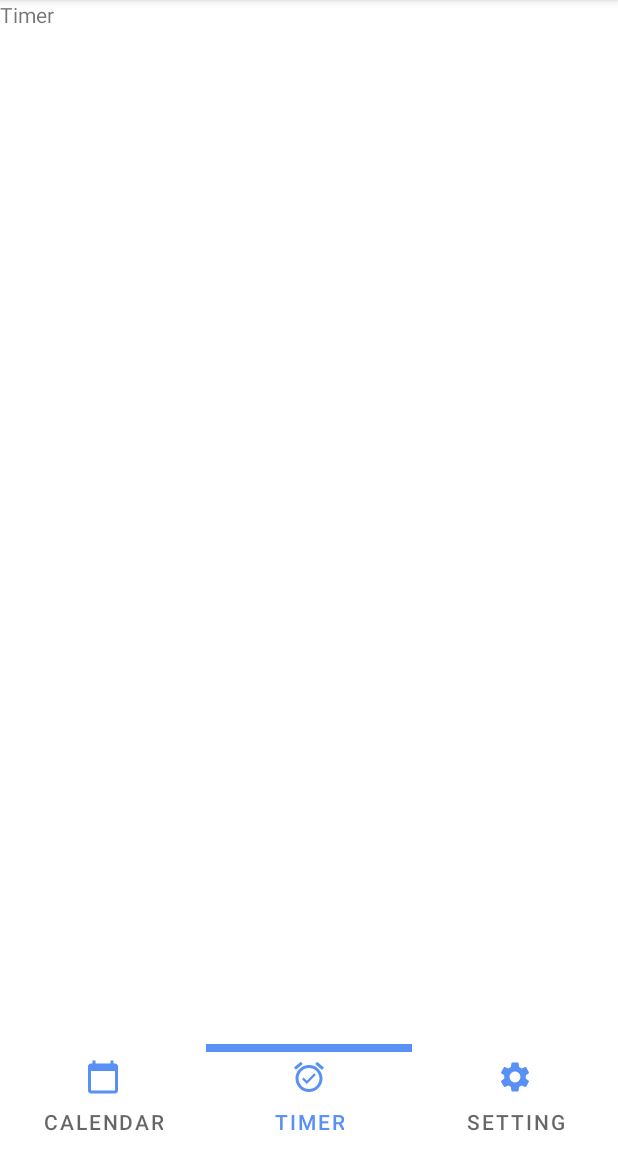
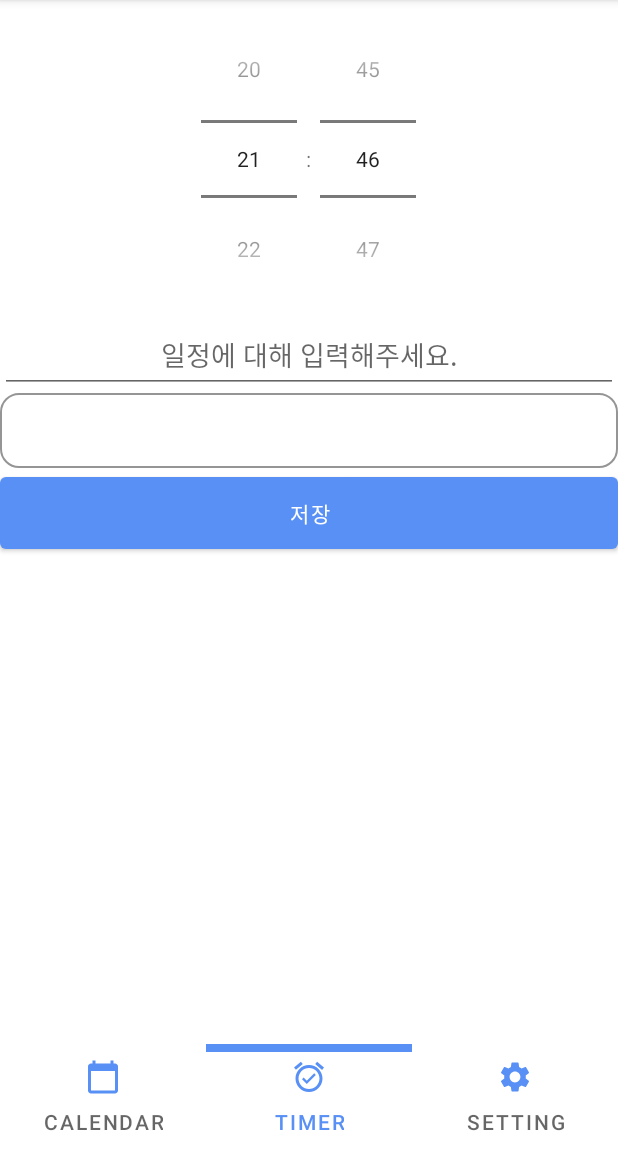
Before and after one commit to dummest/life_partner, an Android app: the screen it shows after launch (MainActivity), item 2 of the bottom bar chosen, on a phone screen of 412 x 824 dp, the part 84-1236 px from its top. Run offline under Robolectric (Android 15) with nearby library versions, the phone set to English and light mode, and no system bars; libraries missing offline, so code that uses them is left out: com.prolificinteractive.materialcalendarview; 5 statements that could not run were skipped.

Commit message:
add timer and calendar double click
should fix selectedDate before currentDate event,
and timePicker am/pm auto set

```diff
--- a/app/src/main/java/com/example/life_partner/calendar.java
+++ b/app/src/main/java/com/example/life_partner/calendar.java
@@ -19,11 +19,14 @@ import com.prolificinteractive.materialcalendarview.CalendarDay;
 import com.prolificinteractive.materialcalendarview.MaterialCalendarView;
 import com.prolificinteractive.materialcalendarview.OnDateSelectedListener;
 
+import java.util.Calendar;
+
 
 public class calendar extends Fragment {
 
     MaterialCalendarView mcv;
     private final OneDayDecorator oneDayDecorator = new OneDayDecorator();
+    CalendarDay selectedDay = null;
 
     @Override
     public void onCreate(Bundle savedInstanceState) {
@@ -45,15 +48,26 @@ public class calendar extends Fragment {
 
         mcv.addDecorators(new SaturdayDecorator(), new SundayDecorator(), oneDayDecorator);
 
+
+
         mcv.setOnDateChangedListener(new OnDateSelectedListener() {
             @Override
             public void onDateSelected(@NonNull MaterialCalendarView widget, @NonNull CalendarDay date, boolean selected) {
-                Intent intent = new Intent(widget.getContext(), Schedule_popup.class);
-                intent.putExtra("selected_year", mcv.getSelectedDate().getYear());
-                intent.putExtra("selected_month", mcv.getSelectedDate().getMonth());
-                intent.putExtra("selected_day", mcv.getSelectedDate().getDay());
-                startActivityForResult(intent, 1);
+                Intent intent;
+                if(selectedDay == null || selectedDay != date) {
+                    selectedDay = date;
+
+                }
+                //선택된 날을 한번 더 클릭시
+                else {
+                    intent = new Intent(widget.getContext(), Schedule_popup.class);
+                    intent.putExtra("selected_year", mcv.getSelectedDate().getYear());
+                    intent.putExtra("selected_month", mcv.getSelectedDate().getMonth());
+                    intent.putExtra("selected_day", mcv.getSelectedDate().getDay());
+                    startActivityForResult(intent, 1);
+                }
             }
+
         });
         return view;
     }
@@ -77,7 +91,7 @@ public class calendar extends Fragment {
                 result += "마다 ";
             } else {
                 year = data.getIntExtra("saved_year", 2000);
-                month = data.getIntExtra("saved_month", 0);
+                month = data.getIntExtra("saved_month", 0)+1;
                 day = data.getIntExtra("saved_day", 1);
                 result += Integer.toString(year) + "년 ";
                 result += Integer.toString(month) + "월 ";
--- a/app/src/main/java/com/example/life_partner/timer.java
+++ b/app/src/main/java/com/example/life_partner/timer.java
@@ -4,21 +4,70 @@ import android.os.Bundle;
 
 import androidx.fragment.app.Fragment;
 
+import android.util.Log;
 import android.view.LayoutInflater;
 import android.view.View;
 import android.view.ViewGroup;
+import android.widget.Button;
+import android.widget.EditText;
+import android.widget.TextView;
+import android.widget.TimePicker;
+import android.widget.Toast;
+
+import java.text.SimpleDateFormat;
+import java.time.LocalDate;
+import java.util.Calendar;
+import java.util.Date;
 
 
 public class timer extends Fragment {
 
     public timer() {
-        // Required empty public constructor
+
     }
 
     @Override
     public View onCreateView(LayoutInflater inflater, ViewGroup container,
                              Bundle savedInstanceState) {
-        // Inflate the layout for this fragment
-        return inflater.inflate(R.layout.fragment_timer, container, false);
+        View view = inflater.inflate(R.layout.fragment_timer, container, false);
+
+        TimePicker tp = view.findViewById(R.id.timer_selector);
+        Button btn = view.findViewById(R.id.timer_btn_save);
+        EditText et = view.findViewById(R.id.timer_schedule_description);
+        TextView tv = view.findViewById(R.id.timer_show_plan);
+
+
+        tp.setIs24HourView(true);
+        tp.setOnTimeChangedListener(new TimePicker.OnTimeChangedListener() {
+            @Override
+            public void onTimeChanged(TimePicker timePicker, int i, int i1) {
+                Date date = new Date();
+                Calendar cal = Calendar.getInstance();
+
+                cal.setTime(date);
+                cal.add(Calendar.HOUR, timePicker.getHour());
+                cal.add(Calendar.MINUTE, timePicker.getMinute());
+                int year = cal.get(Calendar.YEAR);
+                int month = cal.get(Calendar.MONTH);
+                int day = cal.get(Calendar.DAY_OF_MONTH);
+                int hour = cal.get(Calendar.HOUR);
+                int minute = cal.get(Calendar.MINUTE);
+                String t = "" + year + "년 " + (month + 1) + "월 " + day + "일 " + hour + "시 " + minute + "분";
+                tv.setText(t + "에 알람이 울립니다");
+
+
+            }
+        });
+
+        btn.setOnClickListener(new View.OnClickListener() {
+
+            @Override
+            public void onClick(View view) {
+                Toast.makeText(getContext(), tp.getHour() + "시간 " + tp.getMinute() + "분 뒤에 알람이 울립니다", Toast.LENGTH_LONG);
+            }
+        });
+
+        return view;
+
     }
 }
--- a/app/src/main/res/layout/activity_main.xml
+++ b/app/src/main/res/layout/activity_main.xml
@@ -28,7 +28,7 @@
             app:tabSelectedTextColor="@color/bright_blue"
             app:tabIndicatorGravity="top"
             app:tabIndicatorHeight="5dp"
-            app:tabRippleColor="@color/bright_blue">
+            app:tabRippleColor="@color/light_red">
 
             <com.google.android.material.tabs.TabItem
                 android:id="@+id/calendar_tab"
--- a/app/src/main/res/layout/fragment_timer.xml
+++ b/app/src/main/res/layout/fragment_timer.xml
@@ -3,12 +3,52 @@
     xmlns:tools="http://schemas.android.com/tools"
     android:layout_width="match_parent"
     android:layout_height="match_parent"
-    tools:context=".timer">
+    tools:context=".timer"
+    android:orientation="vertical">
+
+        <LinearLayout
+            android:layout_width="match_parent"
+            android:layout_height="match_parent"
+            android:orientation="vertical">
+
+            <TimePicker
+                android:id="@+id/timer_selector"
+                android:layout_width="match_parent"
+                android:layout_height="wrap_content"
+                android:timePickerMode="spinner"
+                android:layout_gravity="center">
+            </TimePicker>
+
+            <EditText
+                android:id="@+id/timer_schedule_description"
+                android:layout_width="match_parent"
+                android:layout_height="50dp"
+                android:hint="일정에 대해 입력해주세요."
+                android:importantForAutofill="no"
+                android:inputType="text"
+                android:gravity="center"
+                android:textAlignment="center">
+            </EditText>
+
+            <TextView
+                android:id="@+id/timer_show_plan"
+                android:layout_width="match_parent"
+                android:layout_height="50dp"
+                android:background="@drawable/round_border">
+            </TextView>
+
+            <Button
+                android:layout_width="match_parent"
+                android:layout_height="60dp"
+                android:id="@+id/timer_btn_save"
+                android:text="저장"
+                android:layout_gravity="bottom">
+            </Button>
+        </LinearLayout>
 
 
-    <TextView
-        android:layout_width="match_parent"
-        android:layout_height="match_parent"
-        android:text="@string/timer" />
+
+
+
 
 </FrameLayout>
--- a/app/src/main/res/values/colors.xml
+++ b/app/src/main/res/values/colors.xml
@@ -11,6 +11,7 @@
     <color name="colorPrimaryDark">#00574B</color>
     <color name="colorAccent">#D81B60</color>
     <color name="red">#FF0000</color>
+    <color name="light_red">#77FF0000</color>
     <color name="gray">#FF555555</color>
     <color name="light_gray">#959595</color>
     <color name="grape_fruit">#E88776</color>
```
Also changed, not shown: app/src/main/java/com/example/life_partner/Schedule_popup.java (+15 -1 lines).
